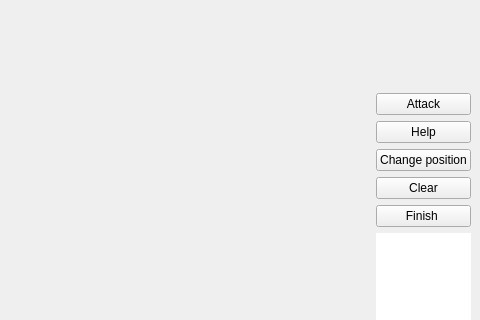
ulquiorra68/Diplomacy, file Diplomacy/forms/gamewindow.ui: the form before one commit; both pictures show x 320 to 800 and y 126 to 446 of the 800 by 600 pixel window.
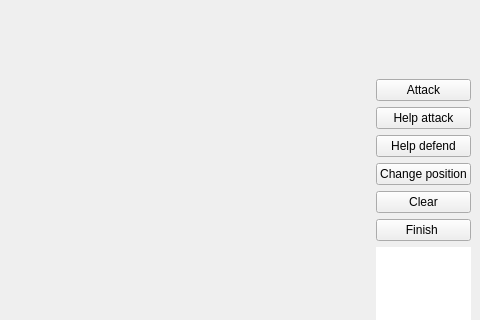
The form after the commit.

Commit message: help attack

The edit to the form file:
```diff
--- a/Diplomacy/forms/gamewindow.ui
+++ b/Diplomacy/forms/gamewindow.ui
@@ -44,10 +44,17 @@
         </property>
        </widget>
       </item>
+      <item>
+       <widget class="QPushButton" name="helpAttackButton">
+        <property name="text">
+         <string>Help attack</string>
+        </property>
+       </widget>
+      </item>
       <item>
        <widget class="QPushButton" name="helpButton">
         <property name="text">
-         <string>Help</string>
+         <string>Help defend</string>
         </property>
        </widget>
       </item>
```
The commit also changes 2 other files.
